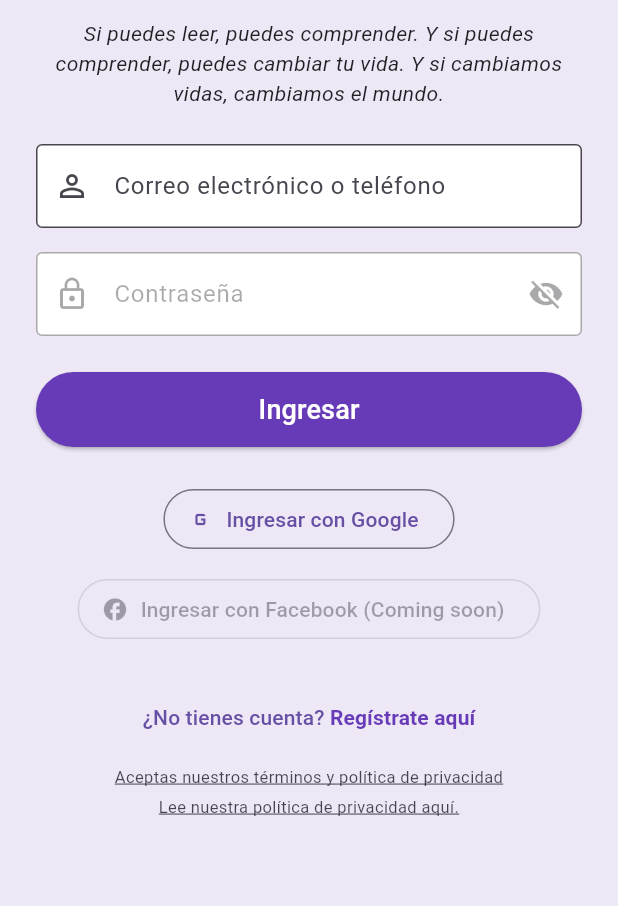
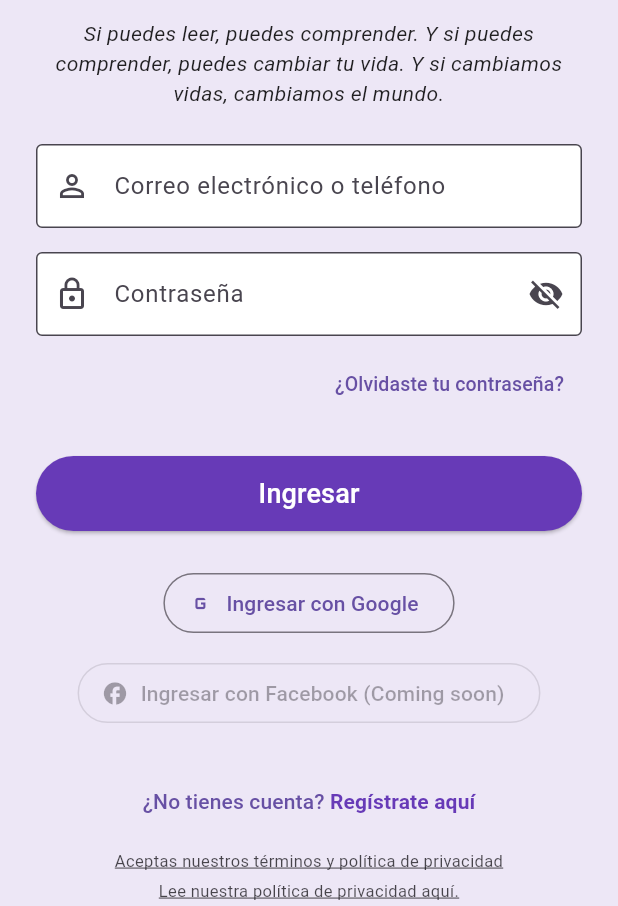
Before and after one commit to giovannihr2004/lg2, a Flutter app: the LoginScreen screen opened directly, on a phone screen of 412 x 824 dp, the part 330-1236 px from its top. Run offline on Flutter 3.47's test engine with Material 3 defaults, Android fonts, the phone set to English and light mode, and no system bars; our stand-ins replace firebase_auth, firebase_core, google_sign_in; missing offline and left inert: flutter_facebook_auth; accounts and stored records are empty; generated files the repository leaves out were written again.

Commit message:
✅ Corrección completa del login_screen.dart - validación, enlace de recuperación y campo contraseña habilitado - 150520252350

```diff
--- a/lib/screens/auth/login_screen.dart
+++ b/lib/screens/auth/login_screen.dart
@@ -2,7 +2,7 @@
 // 📄 Archivo: login_screen.dart
 // 📍 Ubicación: lib/screens/auth/login_screen.dart
 // 📝 Descripción: Pantalla de login con validaciones, animaciones y enlaces legales
-// 📅 Última actualización: 14/05/2025 - 22:46 (Hora de Colombia)
+// 📅 Última actualización: 15/05/2025 - 23:50 (Hora de Colombia)
 // -----------------------------------------------------------------------------
 
 // -----------------------------------------------------------------------------
@@ -254,33 +254,24 @@ class _LoginScreenState extends State<LoginScreen>
 
               const SizedBox(height: 16),
 
-              // 4.4 Campo contraseña
+              // 4.4 Campo contraseña (siempre habilitado)
               TextFormField(
                 controller: passwordController,
                 obscureText: _obscureText,
-                enabled: isEmailLogin,
                 decoration: InputDecoration(
                   labelText: loc.passwordLabelLogin,
                   prefixIcon: const Icon(Icons.lock_outline),
-                  suffixIcon:
-                      isEmailLogin && _isValidPassword(passwordText)
-                          ? const Icon(Icons.check_circle, color: Colors.green)
-                          : IconButton(
-                            icon: Icon(
-                              _obscureText
-                                  ? Icons.visibility_off
-                                  : Icons.visibility,
-                            ),
-                            onPressed:
-                                () => setState(
-                                  () => _obscureText = !_obscureText,
-                                ),
-                          ),
+                  suffixIcon: IconButton(
+                    icon: Icon(
+                      _obscureText ? Icons.visibility_off : Icons.visibility,
+                    ),
+                    onPressed:
+                        () => setState(() => _obscureText = !_obscureText),
+                  ),
                 ),
                 autovalidateMode: AutovalidateMode.onUserInteraction,
                 onChanged: (_) => setState(() {}),
                 validator: (value) {
-                  if (!isEmailLogin) return null;
                   if (value == null || value.trim().isEmpty) {
                     return loc.pleaseEnterPassword;
                   }
@@ -289,6 +280,21 @@ class _LoginScreenState extends State<LoginScreen>
                   }
                   return null;
                 },
+              ),
+
+              const SizedBox(height: 8),
+
+              // 4.4.1 Enlace ¿Olvidaste tu contraseña?
+              Align(
+                alignment: Alignment.centerRight,
+                child: TextButton(
+                  onPressed:
+                      () => Navigator.pushNamed(context, '/resetPassword'),
+                  child: Text(
+                    loc.forgotPassword,
+                    style: const TextStyle(fontSize: 13),
+                  ),
+                ),
               ),
 
               const SizedBox(height: 24),
```
